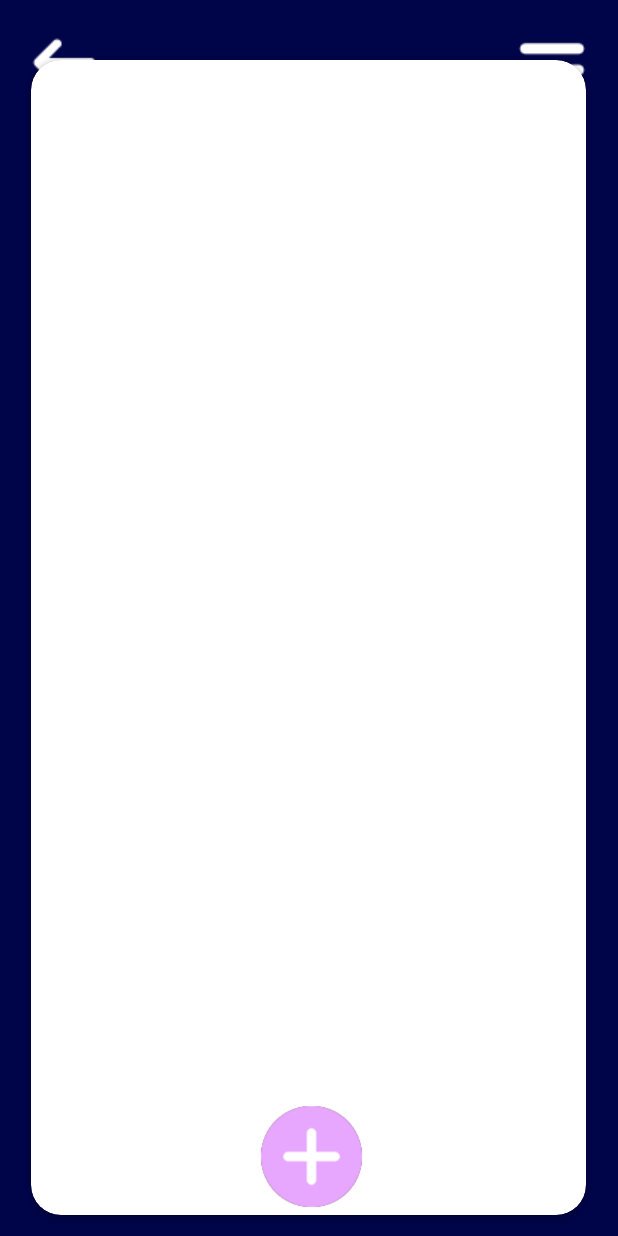
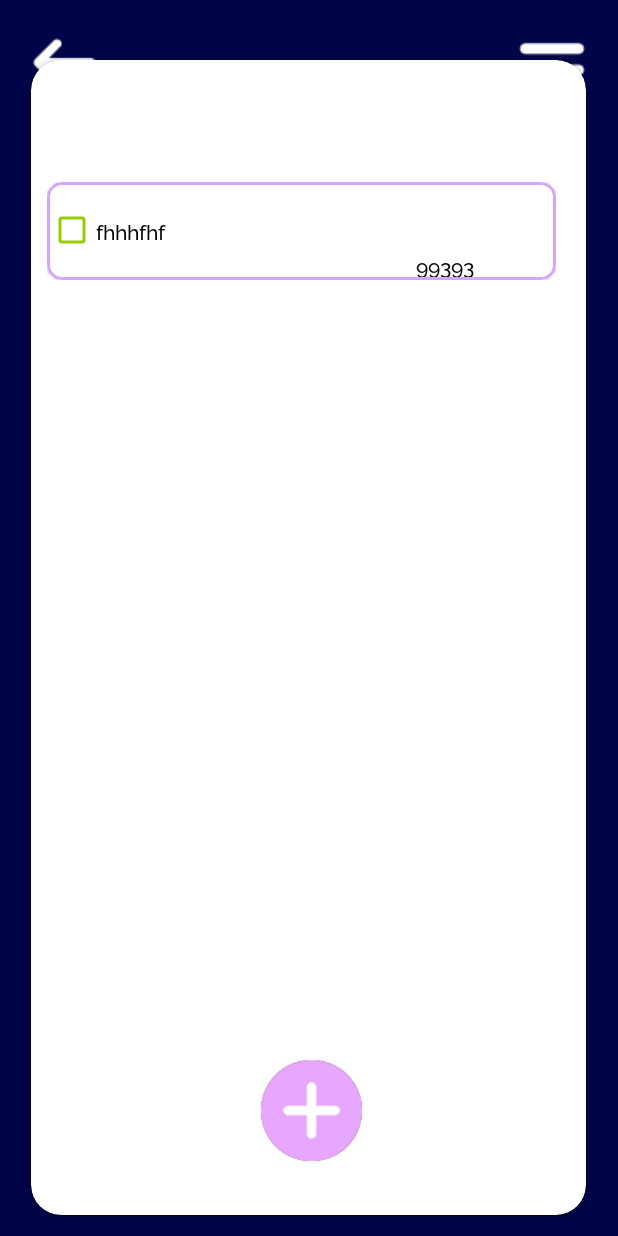
Before and after one commit to GorbanVictoria/Kursovaya, an Android app: the To_do screen opened through its navigation route, on a phone screen of 412 x 824 dp. Run offline under Robolectric (Android 15) with nearby library versions, the phone set to English and light mode, and no system bars; 4 statements that could not run were skipped.

Commit message:
Рабочий вариант

```diff
--- a/app/src/main/java/com/example/kursovaya/To_Do_Adapter.java
+++ b/app/src/main/java/com/example/kursovaya/To_Do_Adapter.java
@@ -4,48 +4,40 @@ import android.content.Context;
 import android.view.LayoutInflater;
 import android.view.View;
 import android.view.ViewGroup;
+import android.widget.CheckBox;
 import android.widget.TextView;
 
-import androidx.annotation.NonNull;
 import androidx.recyclerview.widget.RecyclerView;
 
+import java.util.ArrayList;
 import java.util.List;
 
 public class To_Do_Adapter extends RecyclerView.Adapter<To_Do_Adapter.ViewHolder>{
     private final LayoutInflater inflater;
-    private final List<To_Do_OneTask> tasks;
+    private final ArrayList<To_Do_OneTask> tasks;
 
 
-    interface OnTaskClickListener{
-        void onTaskClick(To_Do_OneTask task, int position);
-    }
-    private final OnTaskClickListener onClickListener;
-    To_Do_Adapter(Context context, List<To_Do_OneTask> states, OnTaskClickListener onClickListener) {
-        this.tasks = states;
+
+
+    To_Do_Adapter(Context context, ArrayList<To_Do_OneTask> tasks) {
+        this.tasks = tasks;
         this.inflater = LayoutInflater.from(context);
-        this.onClickListener = onClickListener;
+
     }
     @Override
     public To_Do_Adapter.ViewHolder onCreateViewHolder(ViewGroup parent, int viewType) {
 
         View view = inflater.inflate(R.layout.to_do_item, parent, false);
-        return new To_Do_Adapter.ViewHolder(view);
+        return new ViewHolder(view);
     }
 
     @Override
     public void onBindViewHolder(To_Do_Adapter.ViewHolder holder, int position) {
-        To_Do_OneTask state = tasks.get(position);
-        holder.nameView.setText(state.getName());
-        holder.dataView.setText(state.getData());
-        System.out.println(state.getName());
-        holder.itemView.setOnClickListener(new View.OnClickListener(){
-            @Override
-            public void onClick(View v)
-            {
-                // вызываем метод слушателя, передавая ему данные
-                onClickListener.onTaskClick(state, position);
-            }
-        });
+        To_Do_OneTask task = tasks.get(position);
+        holder.nameView.setText(task.getName());
+        holder.dataView.setText(task.getData());
+        System.out.println(task.getName());
+
     }
 
 //    @Override
@@ -66,12 +58,13 @@ public class To_Do_Adapter extends RecyclerView.Adapter<To_Do_Adapter.ViewHolder
 
     @Override
     public int getItemCount() {
+        System.out.println(tasks.size());
         return tasks.size();
     }
 
     public static class ViewHolder extends RecyclerView.ViewHolder {
-
-        final TextView nameView, dataView;
+        final CheckBox nameView;
+        final TextView dataView;
         ViewHolder(View view){
             super(view);
             dataView = view.findViewById(R.id.text_data);
--- a/app/src/main/java/com/example/kursovaya/To_do.java
+++ b/app/src/main/java/com/example/kursovaya/To_do.java
@@ -84,16 +84,10 @@ public class To_do extends Fragment {
 
         RecyclerView recyclerView = view4.findViewById(R.id.to_do_list);
 
-        To_Do_Adapter.OnTaskClickListener taskClickListener = new To_Do_Adapter.OnTaskClickListener() {
-            @Override
-            public void onTaskClick(To_Do_OneTask task, int position) {
-                Toast.makeText(getContext(), "Был выбран пункт " + position,
-                        Toast.LENGTH_SHORT).show();
-            }
 
-        };
         // создаем адаптер
-        To_Do_Adapter adapter = new To_Do_Adapter(getContext(), tasks, taskClickListener);
+        To_Do_Adapter adapter = new To_Do_Adapter(getContext(), tasks);
+        adapter.getItemCount();
         // устанавливаем для списка адаптер
         recyclerView.setAdapter(adapter);
         return view4;
--- a/app/src/main/res/layout/fragment_to_do.xml
+++ b/app/src/main/res/layout/fragment_to_do.xml
@@ -70,8 +70,9 @@
 
                 <androidx.recyclerview.widget.RecyclerView
                     android:id="@+id/to_do_list"
-                    android:layout_width="332dp"
-                    android:layout_height="597dp"
+                    android:layout_width="345dp"
+                    android:layout_height="535dp"
+                    app:layoutManager="androidx.recyclerview.widget.LinearLayoutManager"
                     app:layout_constraintBottom_toBottomOf="parent"
                     app:layout_constraintEnd_toEndOf="parent"
                     app:layout_constraintHorizontal_bias="0.421"
--- a/app/src/main/res/layout/to_do_item.xml
+++ b/app/src/main/res/layout/to_do_item.xml
@@ -2,12 +2,14 @@
 <androidx.constraintlayout.widget.ConstraintLayout xmlns:android="http://schemas.android.com/apk/res/android"
     xmlns:app="http://schemas.android.com/apk/res-auto"
     xmlns:tools="http://schemas.android.com/tools"
-    android:layout_width="match_parent"
-    android:layout_height="match_parent">
+    android:layout_width="339dp"
+    android:layout_height="65dp">
 
-    <androidx.cardview.widget.CardView
+    <com.google.android.material.card.MaterialCardView
         android:layout_width="339dp"
         android:layout_height="65dp"
+        app:strokeWidth="2dp"
+        app:strokeColor="@color/lavanda"
         app:cardCornerRadius="10dp"
         app:layout_constraintBottom_toBottomOf="parent"
         app:layout_constraintEnd_toEndOf="parent"
@@ -19,28 +21,31 @@
             android:layout_height="match_parent">
 
             <TextView
-                android:id="@+id/text_name"
-                android:layout_width="137dp"
-                android:layout_height="39dp"
+                android:id="@+id/text_data"
+                android:layout_width="93dp"
+                android:layout_height="20dp"
                 android:text="TextView"
+                android:fontFamily="@font/raleway_medium"
                 android:textColor="@color/black"
                 app:layout_constraintBottom_toBottomOf="parent"
                 app:layout_constraintEnd_toEndOf="parent"
-                app:layout_constraintHorizontal_bias="0.079"
+                app:layout_constraintTop_toTopOf="parent"
+                app:layout_constraintVertical_bias="1.0" />
+
+            <CheckBox
+                android:id="@+id/text_name"
+                android:layout_width="330dp"
+                android:layout_height="36dp"
+                android:text="CheckBox"
+                android:textColor="@color/black"
+                android:fontFamily="@font/raleway_medium"
+                android:theme="@style/MyCheckBox"
+                app:layout_constraintBottom_toBottomOf="parent"
+                app:layout_constraintEnd_toEndOf="parent"
+                app:layout_constraintHorizontal_bias="0.065"
                 app:layout_constraintStart_toStartOf="parent"
                 app:layout_constraintTop_toTopOf="parent"
-                app:layout_constraintVertical_bias="0.615" />
-
-            <TextView
-                android:id="@+id/text_data"
-                android:layout_width="148dp"
-                android:layout_height="38dp"
-                android:layout_marginStart="54dp"
-                android:text="TextView"
-                app:layout_constraintBottom_toBottomOf="parent"
-                app:layout_constraintEnd_toEndOf="parent"
-                app:layout_constraintStart_toEndOf="@+id/text_name"
-                app:layout_constraintTop_toTopOf="parent" />
+                app:layout_constraintVertical_bias="0.47" />
         </androidx.constraintlayout.widget.ConstraintLayout>
-    </androidx.cardview.widget.CardView>
+    </com.google.android.material.card.MaterialCardView>
 </androidx.constraintlayout.widget.ConstraintLayout>
--- a/app/src/main/res/values/style.xml
+++ b/app/src/main/res/values/styles.xml
@@ -20,4 +20,8 @@
         <item name="boxCornerRadiusTopStart">10dp</item>
         <item name="boxBackgroundColor">@android:color/white</item>
     </style>
+    <style name="MyCheckBox" parent="Theme.AppCompat.Light">
+        <item name="colorControlNormal">@android:color/holo_green_light</item>
+        <item name="colorControlActivated">@android:color/holo_orange_dark</item>
+    </style>
 </resources>
```
Also changed, not shown: 1 other file.
